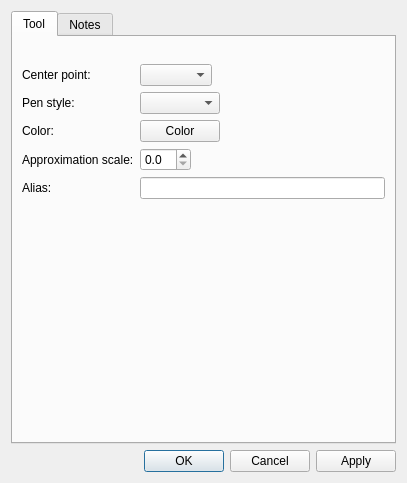
The window that src/libs/vtools/dialogs/tools/dialogarc.ui (equinox-patterns/Ostara) describes before a commit, drawn with Qt 5.
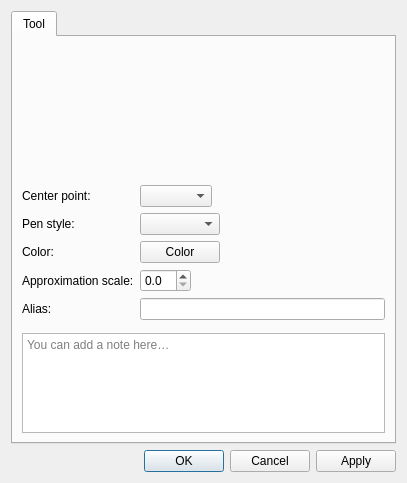
The same window after the commit. Icons and pictures are not drawn. Custom widgets are drawn as their Qt base class.

Commit message: Dialog tools : notes → Tool, onglet Point, base point retiré

```diff
--- a/src/libs/vtools/dialogs/tools/dialogarc.ui
+++ b/src/libs/vtools/dialogs/tools/dialogarc.ui
@@ -148,27 +148,43 @@
         </layout>
        </item>
        <item>
-        <spacer name="verticalSpacer">
-         <property name="orientation">
-          <enum>Qt::Vertical</enum>
+        <layout class="QHBoxLayout" name="notesSeparatorLayout">
+         <property name="leftMargin">
+          <number>33</number>
          </property>
-         <property name="sizeHint" stdset="0">
-          <size>
-           <width>20</width>
-           <height>40</height>
-          </size>
+         <property name="rightMargin">
+          <number>33</number>
          </property>
-        </spacer>
+         <item>
+          <widget class="QFrame" name="notesSeparator">
+           <property name="minimumSize">
+            <size>
+             <width>0</width>
+             <height>1</height>
+            </size>
+           </property>
+           <property name="maximumSize">
+            <size>
+             <width>16777215</width>
+             <height>1</height>
+            </size>
+           </property>
+          </widget>
+         </item>
+        </layout>
        </item>
-      </layout>
-     </widget>
-     <widget class="QWidget" name="tab_2">
-      <attribute name="title">
-       <string>Notes</string>
-      </attribute>
-      <layout class="QVBoxLayout" name="verticalLayout_3">
        <item>
-        <widget class="QPlainTextEdit" name="plainTextEditToolNotes"/>
+        <widget class="QPlainTextEdit" name="plainTextEditToolNotes">
+         <property name="placeholderText">
+          <string>You can add a note here…</string>
+         </property>
+         <property name="maximumSize">
+          <size>
+           <width>16777215</width>
+           <height>100</height>
+          </size>
+         </property>
+        </widget>
        </item>
       </layout>
      </widget>
```
The commit also changes 77 other files.
